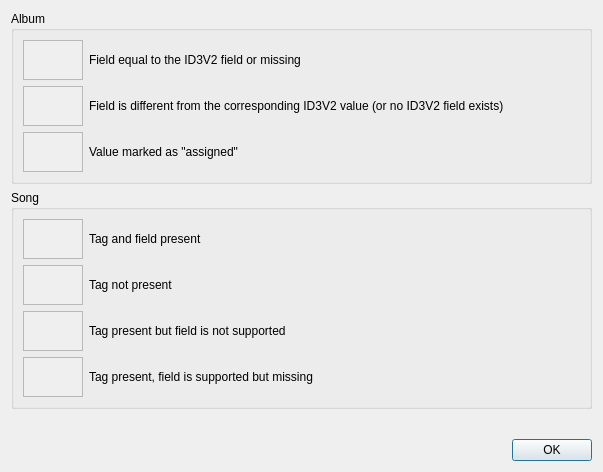
First picture: the form in src/Palette.ui, repository frispete/mp3diags, before the edit.
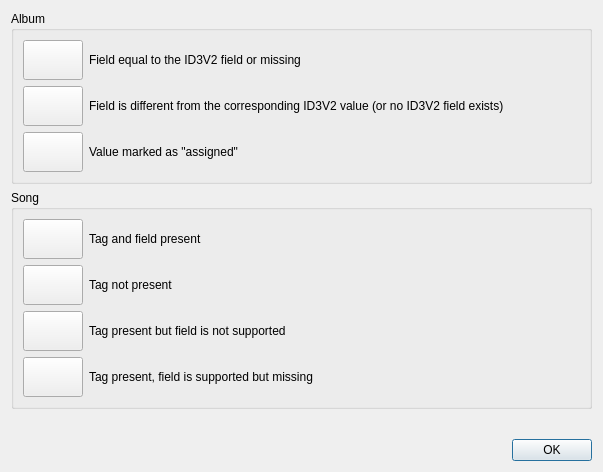
Second picture: the form after the edit.

The edit to the form file:
```diff
--- a/src/Palette.ui
+++ b/src/Palette.ui
@@ -26,13 +26,7 @@
      </property>
      <layout class="QGridLayout" >
       <item row="0" column="0" >
-       <widget class="QFrame" name="m_pAlbNormalF" >
-        <property name="sizePolicy" >
-         <sizepolicy vsizetype="Fixed" hsizetype="Fixed" >
-          <horstretch>0</horstretch>
-          <verstretch>0</verstretch>
-         </sizepolicy>
-        </property>
+       <widget class="QToolButton" name="m_pCol0B" >
         <property name="minimumSize" >
          <size>
           <width>60</width>
@@ -45,14 +39,11 @@
           <height>40</height>
          </size>
         </property>
-        <property name="autoFillBackground" >
-         <bool>true</bool>
+        <property name="focusPolicy" >
+         <enum>Qt::NoFocus</enum>
         </property>
-        <property name="frameShape" >
-         <enum>QFrame::StyledPanel</enum>
-        </property>
-        <property name="frameShadow" >
-         <enum>QFrame::Raised</enum>
+        <property name="text" >
+         <string/>
         </property>
        </widget>
       </item>
@@ -64,13 +55,7 @@
        </widget>
       </item>
       <item row="1" column="0" >
-       <widget class="QFrame" name="m_pAlbNonId3V2F" >
-        <property name="sizePolicy" >
-         <sizepolicy vsizetype="Fixed" hsizetype="Fixed" >
-          <horstretch>0</horstretch>
-          <verstretch>0</verstretch>
-         </sizepolicy>
-        </property>
+       <widget class="QToolButton" name="m_pCol1B" >
         <property name="minimumSize" >
          <size>
           <width>60</width>
@@ -83,14 +68,11 @@
           <height>40</height>
          </size>
         </property>
-        <property name="autoFillBackground" >
-         <bool>true</bool>
+        <property name="focusPolicy" >
+         <enum>Qt::NoFocus</enum>
         </property>
-        <property name="frameShape" >
-         <enum>QFrame::StyledPanel</enum>
-        </property>
-        <property name="frameShadow" >
-         <enum>QFrame::Raised</enum>
+        <property name="text" >
+         <string/>
         </property>
        </widget>
       </item>
@@ -102,13 +84,7 @@
        </widget>
       </item>
       <item row="2" column="0" >
-       <widget class="QFrame" name="m_pAlbAssignedF" >
-        <property name="sizePolicy" >
-         <sizepolicy vsizetype="Fixed" hsizetype="Fixed" >
-          <horstretch>0</horstretch>
-          <verstretch>0</verstretch>
-         </sizepolicy>
-        </property>
+       <widget class="QToolButton" name="m_pCol2B" >
         <property name="minimumSize" >
          <size>
           <width>60</width>
@@ -121,14 +97,11 @@
           <height>40</height>
          </size>
         </property>
-        <property name="autoFillBackground" >
-         <bool>true</bool>
+        <property name="focusPolicy" >
+         <enum>Qt::NoFocus</enum>
         </property>
-        <property name="frameShape" >
-         <enum>QFrame::StyledPanel</enum>
-        </property>
-        <property name="frameShadow" >
-         <enum>QFrame::Raised</enum>
+        <property name="text" >
+         <string/>
         </property>
        </widget>
       </item>
@@ -155,13 +128,7 @@
      </property>
      <layout class="QGridLayout" >
       <item row="0" column="0" >
-       <widget class="QFrame" name="m_pFileNormalF" >
-        <property name="sizePolicy" >
-         <sizepolicy vsizetype="Fixed" hsizetype="Fixed" >
-          <horstretch>0</horstretch>
-          <verstretch>0</verstretch>
-         </sizepolicy>
-        </property>
+       <widget class="QToolButton" name="m_pCol3B" >
         <property name="minimumSize" >
          <size>
           <width>60</width>
@@ -174,14 +141,11 @@
           <height>40</height>
          </size>
         </property>
-        <property name="autoFillBackground" >
-         <bool>true</bool>
+        <property name="focusPolicy" >
+         <enum>Qt::NoFocus</enum>
         </property>
-        <property name="frameShape" >
-         <enum>QFrame::StyledPanel</enum>
-        </property>
-        <property name="frameShadow" >
-         <enum>QFrame::Raised</enum>
+        <property name="text" >
+         <string/>
         </property>
        </widget>
       </item>
@@ -193,13 +157,7 @@
        </widget>
       </item>
       <item row="1" column="0" >
-       <widget class="QFrame" name="m_pFileNoTagF" >
-        <property name="sizePolicy" >
-         <sizepolicy vsizetype="Fixed" hsizetype="Fixed" >
-          <horstretch>0</horstretch>
-          <verstretch>0</verstretch>
-         </sizepolicy>
-        </property>
+       <widget class="QToolButton" name="m_pCol4B" >
         <property name="minimumSize" >
          <size>
           <width>60</width>
@@ -212,14 +170,11 @@
           <height>40</height>
          </size>
         </property>
-        <property name="autoFillBackground" >
-         <bool>true</bool>
+        <property name="focusPolicy" >
+         <enum>Qt::NoFocus</enum>
         </property>
-        <property name="frameShape" >
-         <enum>QFrame::StyledPanel</enum>
-        </property>
-        <property name="frameShadow" >
-         <enum>QFrame::Raised</enum>
+        <property name="text" >
+         <string/>
         </property>
        </widget>
       </item>
@@ -231,13 +186,7 @@
        </widget>
       </item>
       <item row="2" column="0" >
-       <widget class="QFrame" name="m_pFileNoFieldF" >
-        <property name="sizePolicy" >
-         <sizepolicy vsizetype="Fixed" hsizetype="Fixed" >
-          <horstretch>0</horstretch>
-          <verstretch>0</verstretch>
-         </sizepolicy>
-        </property>
+       <widget class="QToolButton" name="m_pCol5B" >
         <property name="minimumSize" >
          <size>
           <width>60</width>
@@ -250,14 +199,11 @@
           <height>40</height>
          </size>
         </property>
-        <property name="autoFillBackground" >
-         <bool>true</bool>
+        <property name="focusPolicy" >
+         <enum>Qt::NoFocus</enum>
         </property>
-        <property name="frameShape" >
-         <enum>QFrame::StyledPanel</enum>
-        </property>
-        <property name="frameShadow" >
-         <enum>QFrame::Raised</enum>
+        <property name="text" >
+         <string/>
         </property>
        </widget>
       </item>
@@ -269,13 +215,7 @@
        </widget>
       </item>
       <item row="3" column="0" >
-       <widget class="QFrame" name="m_pFileNoDataF" >
-        <property name="sizePolicy" >
-         <sizepolicy vsizetype="Fixed" hsizetype="Fixed" >
-          <horstretch>0</horstretch>
-          <verstretch>0</verstretch>
-         </sizepolicy>
-        </property>
+       <widget class="QToolButton" name="m_pCol6B" >
         <property name="minimumSize" >
          <size>
           <width>60</width>
@@ -288,14 +228,11 @@
           <height>40</height>
          </size>
         </property>
-        <property name="autoFillBackground" >
-         <bool>true</bool>
+        <property name="focusPolicy" >
+         <enum>Qt::NoFocus</enum>
         </property>
-        <property name="frameShape" >
-         <enum>QFrame::StyledPanel</enum>
-        </property>
-        <property name="frameShadow" >
-         <enum>QFrame::Raised</enum>
+        <property name="text" >
+         <string/>
         </property>
        </widget>
       </item>
```
